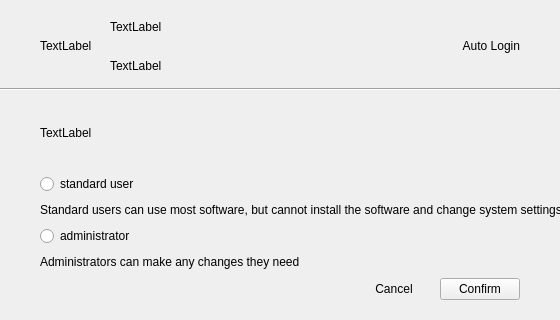
First picture: the form in plugins/account/userinfo/changetypedialog.ui, repository ukui/ukui-control-center, before the edit.
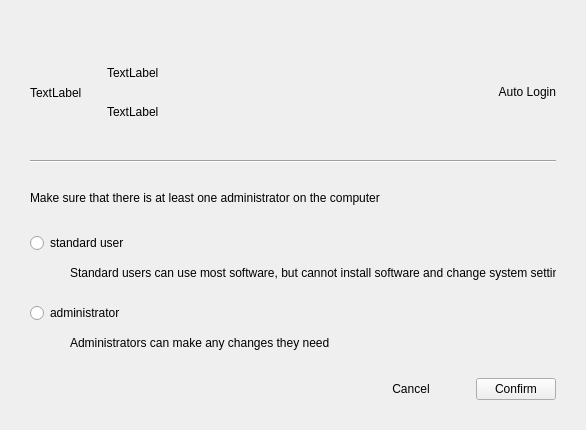
Second picture: the form after the edit.

Commit message: ukui3.0 ukui-control-center(exclude frame modules 29; unfinish 11; finish need beautify 18)  * 账户模块初步美化，按照UI规范设置控件布局  * 个性化模块初步美化，按照UI规范设置控件布局  * 网络模块初步美化，按照UI规范设置空间布局  * 时间和语言模块初步美化，按照UI规范设置控件布局  * 信息和任务模块的关于功能初步美化，按照UI规范设置控件布局

The edit to the form file:
```diff
--- a/plugins/account/userinfo/changetypedialog.ui
+++ b/plugins/account/userinfo/changetypedialog.ui
@@ -6,26 +6,29 @@
    <rect>
     <x>0</x>
     <y>0</y>
-    <width>560</width>
-    <height>320</height>
+    <width>586</width>
+    <height>430</height>
    </rect>
   </property>
   <property name="minimumSize">
    <size>
-    <width>560</width>
-    <height>320</height>
+    <width>540</width>
+    <height>430</height>
    </size>
   </property>
   <property name="maximumSize">
    <size>
     <width>595</width>
-    <height>320</height>
+    <height>430</height>
    </size>
   </property>
   <property name="windowTitle">
    <string>Change AccountType</string>
   </property>
   <layout class="QVBoxLayout" name="verticalLayout_2">
+   <property name="spacing">
+    <number>0</number>
+   </property>
    <property name="leftMargin">
     <number>0</number>
    </property>
@@ -40,52 +43,38 @@
    </property>
    <item>
     <layout class="QVBoxLayout" name="verticalLayout">
-     <item>
-      <spacer name="verticalSpacer_2">
-       <property name="orientation">
-        <enum>Qt::Vertical</enum>
-       </property>
-       <property name="sizeType">
-        <enum>QSizePolicy::Fixed</enum>
-       </property>
-       <property name="sizeHint" stdset="0">
-        <size>
-         <width>20</width>
-         <height>10</height>
-        </size>
-       </property>
-      </spacer>
-     </item>
+     <property name="spacing">
+      <number>25</number>
+     </property>
+     <property name="leftMargin">
+      <number>30</number>
+     </property>
+     <property name="topMargin">
+      <number>50</number>
+     </property>
+     <property name="rightMargin">
+      <number>30</number>
+     </property>
+     <property name="bottomMargin">
+      <number>30</number>
+     </property>
      <item>
       <layout class="QHBoxLayout" name="horizontalLayout">
-       <item>
-        <spacer name="horizontalSpacer_3">
-         <property name="orientation">
-          <enum>Qt::Horizontal</enum>
-         </property>
-         <property name="sizeType">
-          <enum>QSizePolicy::Fixed</enum>
-         </property>
-         <property name="sizeHint" stdset="0">
-          <size>
-           <width>40</width>
-           <height>20</height>
-          </size>
-         </property>
-        </spacer>
-       </item>
+       <property name="spacing">
+        <number>25</number>
+       </property>
        <item>
         <widget class="QLabel" name="faceLabel">
          <property name="minimumSize">
           <size>
-           <width>64</width>
-           <height>64</height>
+           <width>0</width>
+           <height>0</height>
           </size>
          </property>
          <property name="maximumSize">
           <size>
-           <width>64</width>
-           <height>64</height>
+           <width>16777215</width>
+           <height>16777215</height>
           </size>
          </property>
          <property name="text">
@@ -96,19 +85,57 @@
        <item>
         <layout class="QVBoxLayout" name="verticalLayout_3">
          <item>
+          <spacer name="verticalSpacer_2">
+           <property name="orientation">
+            <enum>Qt::Vertical</enum>
+           </property>
+           <property name="sizeHint" stdset="0">
+            <size>
+             <width>20</width>
+             <height>40</height>
+            </size>
+           </property>
+          </spacer>
+         </item>
+         <item alignment="Qt::AlignHCenter">
           <widget class="QLabel" name="usernameLabel">
+           <property name="sizePolicy">
+            <sizepolicy hsizetype="Fixed" vsizetype="Fixed">
+             <horstretch>0</horstretch>
+             <verstretch>0</verstretch>
+            </sizepolicy>
+           </property>
            <property name="text">
             <string>TextLabel</string>
            </property>
           </widget>
          </item>
-         <item>
+         <item alignment="Qt::AlignHCenter">
           <widget class="QLabel" name="typeLabel">
+           <property name="sizePolicy">
+            <sizepolicy hsizetype="Fixed" vsizetype="Fixed">
+             <horstretch>0</horstretch>
+             <verstretch>0</verstretch>
+            </sizepolicy>
+           </property>
            <property name="text">
             <string>TextLabel</string>
            </property>
           </widget>
          </item>
+         <item>
+          <spacer name="verticalSpacer_3">
+           <property name="orientation">
+            <enum>Qt::Vertical</enum>
+           </property>
+           <property name="sizeHint" stdset="0">
+            <size>
+             <width>20</width>
+             <height>40</height>
+            </size>
+           </property>
+          </spacer>
+         </item>
         </layout>
        </item>
        <item>
@@ -117,7 +144,7 @@
           <enum>Qt::Horizontal</enum>
          </property>
          <property name="sizeType">
-          <enum>QSizePolicy::Fixed</enum>
+          <enum>QSizePolicy::Expanding</enum>
          </property>
          <property name="sizeHint" stdset="0">
           <size>
@@ -129,6 +156,12 @@
        </item>
        <item>
         <widget class="QLabel" name="label_4">
+         <property name="sizePolicy">
+          <sizepolicy hsizetype="Fixed" vsizetype="Fixed">
+           <horstretch>0</horstretch>
+           <verstretch>0</verstretch>
+          </sizepolicy>
+         </property>
          <property name="text">
           <string>Auto Login</string>
          </property>
@@ -140,22 +173,6 @@
        <item>
         <layout class="QVBoxLayout" name="autologinVLayout"/>
        </item>
-       <item>
-        <spacer name="horizontalSpacer_2">
-         <property name="orientation">
-          <enum>Qt::Horizontal</enum>
-         </property>
-         <property name="sizeType">
-          <enum>QSizePolicy::Fixed</enum>
-         </property>
-         <property name="sizeHint" stdset="0">
-          <size>
-           <width>40</width>
-           <height>20</height>
-          </size>
-         </property>
-        </spacer>
-       </item>
       </layout>
      </item>
      <item>
@@ -167,34 +184,43 @@
      </item>
      <item>
       <layout class="QHBoxLayout" name="horizontalLayout_2">
-       <item>
-        <spacer name="horizontalSpacer_4">
-         <property name="orientation">
-          <enum>Qt::Horizontal</enum>
-         </property>
-         <property name="sizeType">
-          <enum>QSizePolicy::Fixed</enum>
-         </property>
-         <property name="sizeHint" stdset="0">
-          <size>
-           <width>40</width>
-           <height>20</height>
-          </size>
-         </property>
-        </spacer>
-       </item>
        <item>
         <widget class="QLabel" name="label_5">
+         <property name="sizePolicy">
+          <sizepolicy hsizetype="Fixed" vsizetype="Fixed">
+           <horstretch>0</horstretch>
+           <verstretch>0</verstretch>
+          </sizepolicy>
+         </property>
          <property name="text">
-          <string>TextLabel</string>
+          <string>Make sure that there is at least one administrator on the computer</string>
+         </property>
+         <property name="scaledContents">
+          <bool>true</bool>
          </property>
         </widget>
        </item>
+       <item>
+        <spacer name="horizontalSpacer_13">
+         <property name="orientation">
+          <enum>Qt::Horizontal</enum>
+         </property>
+         <property name="sizeHint" stdset="0">
+          <size>
+           <width>40</width>
+           <height>20</height>
+          </size>
+         </property>
+        </spacer>
+       </item>
       </layout>
      </item>
      <item>
       <widget class="QWidget" name="funcWidget" native="true">
        <layout class="QVBoxLayout" name="verticalLayout_5">
+        <property name="spacing">
+         <number>0</number>
+        </property>
         <property name="leftMargin">
          <number>0</number>
         </property>
@@ -209,24 +235,11 @@
         </property>
         <item>
          <layout class="QVBoxLayout" name="verticalLayout_4">
+          <property name="spacing">
+           <number>10</number>
+          </property>
           <item>
            <layout class="QHBoxLayout" name="horizontalLayout_3">
-            <item>
-             <spacer name="horizontalSpacer_5">
-              <property name="orientation">
-               <enum>Qt::Horizontal</enum>
-              </property>
-              <property name="sizeType">
-               <enum>QSizePolicy::Fixed</enum>
-              </property>
-              <property name="sizeHint" stdset="0">
-               <size>
-                <width>40</width>
-                <height>20</height>
-               </size>
-              </property>
-             </spacer>
-            </item>
             <item>
              <widget class="QRadioButton" name="standardRadioButton">
               <property name="text">
@@ -272,31 +285,53 @@
             </item>
             <item>
              <widget class="QLabel" name="label_7">
+              <property name="sizePolicy">
+               <sizepolicy hsizetype="Fixed" vsizetype="Fixed">
+                <horstretch>0</horstretch>
+                <verstretch>0</verstretch>
+               </sizepolicy>
+              </property>
               <property name="text">
-               <string>Standard users can use most software, but cannot install the software and change system settings</string>
+               <string>Standard users can use most software, but cannot install software and change system settings</string>
+              </property>
+              <property name="scaledContents">
+               <bool>true</bool>
               </property>
              </widget>
             </item>
+            <item>
+             <spacer name="horizontalSpacer_15">
+              <property name="orientation">
+               <enum>Qt::Horizontal</enum>
+              </property>
+              <property name="sizeHint" stdset="0">
+               <size>
+                <width>40</width>
+                <height>20</height>
+               </size>
+              </property>
+             </spacer>
+            </item>
            </layout>
           </item>
+          <item>
+           <spacer name="verticalSpacer">
+            <property name="orientation">
+             <enum>Qt::Vertical</enum>
+            </property>
+            <property name="sizeType">
+             <enum>QSizePolicy::Fixed</enum>
+            </property>
+            <property name="sizeHint" stdset="0">
+             <size>
+              <width>20</width>
+              <height>10</height>
+             </size>
+            </property>
+           </spacer>
+          </item>
           <item>
            <layout class="QHBoxLayout" name="horizontalLayout_12">
-            <item>
-             <spacer name="horizontalSpacer_8">
-              <property name="orientation">
-               <enum>Qt::Horizontal</enum>
-              </property>
-              <property name="sizeType">
-               <enum>QSizePolicy::Fixed</enum>
-              </property>
-              <property name="sizeHint" stdset="0">
-               <size>
-                <width>40</width>
-                <height>20</height>
-               </size>
-              </property>
-             </spacer>
-            </item>
             <item>
              <widget class="QRadioButton" name="adminRadioButton">
               <property name="text">
@@ -345,11 +380,30 @@
             </item>
             <item>
              <widget class="QLabel" name="label_6">
+              <property name="sizePolicy">
+               <sizepolicy hsizetype="Fixed" vsizetype="Fixed">
+                <horstretch>0</horstretch>
+                <verstretch>0</verstretch>
+               </sizepolicy>
+              </property>
               <property name="text">
                <string>Administrators can make any changes they need</string>
               </property>
              </widget>
             </item>
+            <item>
+             <spacer name="horizontalSpacer_14">
+              <property name="orientation">
+               <enum>Qt::Horizontal</enum>
+              </property>
+              <property name="sizeHint" stdset="0">
+               <size>
+                <width>40</width>
+                <height>20</height>
+               </size>
+              </property>
+             </spacer>
+            </item>
            </layout>
           </item>
          </layout>
@@ -359,6 +413,9 @@
      </item>
      <item>
       <layout class="QHBoxLayout" name="horizontalLayout_7">
+       <property name="spacing">
+        <number>25</number>
+       </property>
        <item>
         <spacer name="horizontalSpacer_11">
          <property name="orientation">
@@ -389,40 +446,8 @@
          </property>
         </widget>
        </item>
-       <item>
-        <spacer name="horizontalSpacer_12">
-         <property name="orientation">
-          <enum>Qt::Horizontal</enum>
-         </property>
-         <property name="sizeType">
-          <enum>QSizePolicy::Fixed</enum>
-         </property>
-         <property name="sizeHint" stdset="0">
-          <size>
-           <width>40</width>
-           <height>20</height>
-          </size>
-         </property>
-        </spacer>
-       </item>
       </layout>
      </item>
-     <item>
-      <spacer name="verticalSpacer">
-       <property name="orientation">
-        <enum>Qt::Vertical</enum>
-       </property>
-       <property name="sizeType">
-        <enum>QSizePolicy::Fixed</enum>
-       </property>
-       <property name="sizeHint" stdset="0">
-        <size>
-         <width>20</width>
-         <height>20</height>
-        </size>
-       </property>
-      </spacer>
-     </item>
     </layout>
    </item>
   </layout>
```
Left out of the diff: 12 changed lines with no effect on the pictures. The commit also changes 48 other files.
